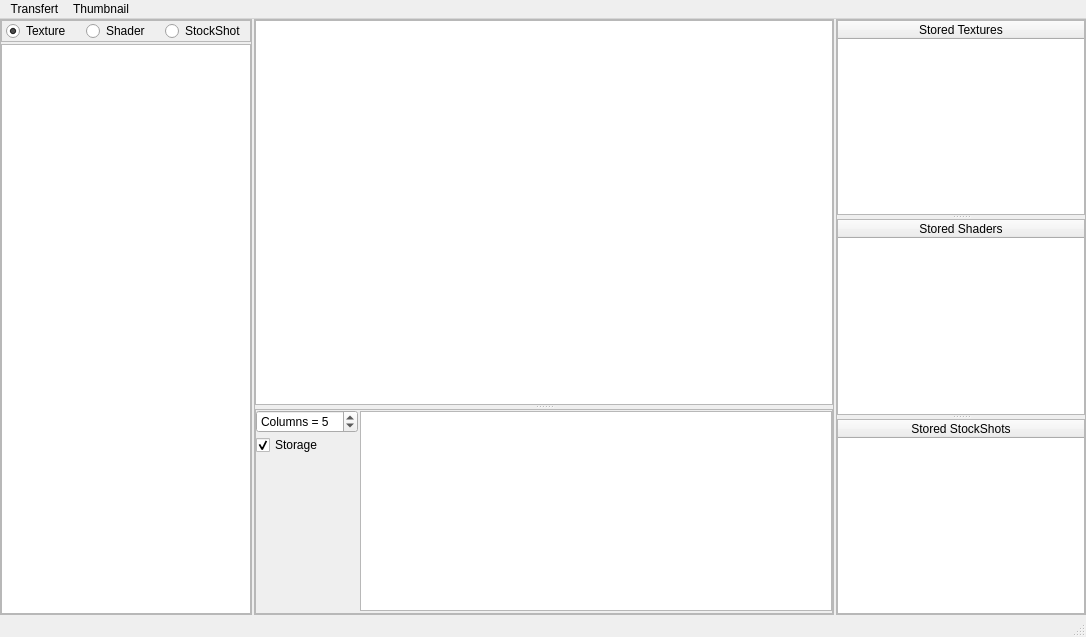
Above: appli/factory/ui/factory.ui from snaress/studio before the change. Below: the same form after it.
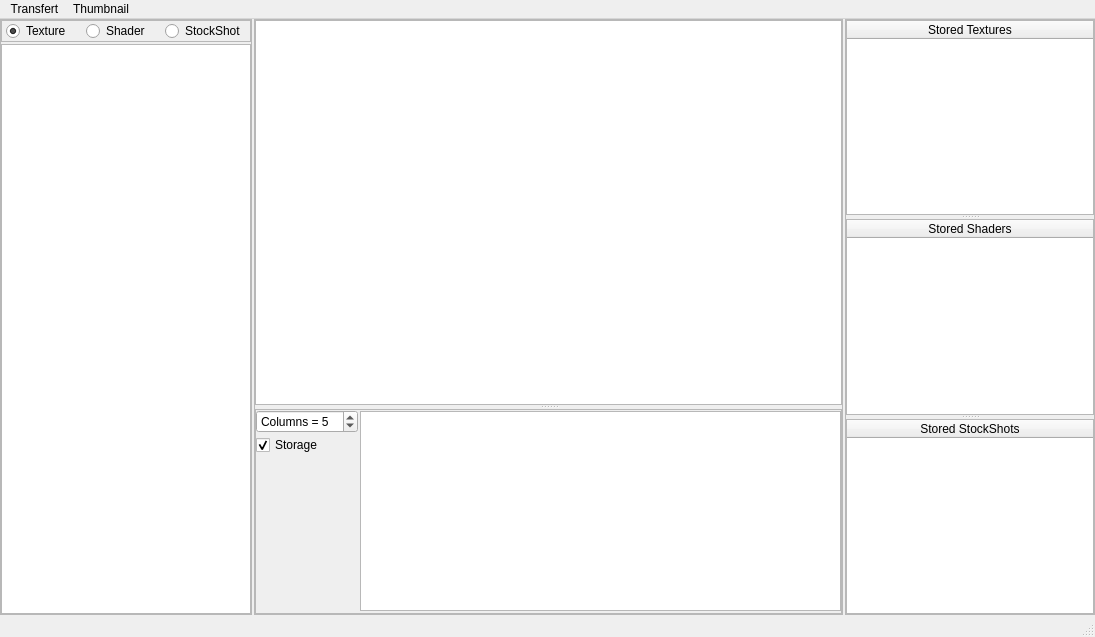
That is the form after the change.

Patch:
```diff
--- a/appli/factory/ui/factory.ui
+++ b/appli/factory/ui/factory.ui
@@ -6,7 +6,7 @@
    <rect>
     <x>0</x>
     <y>0</y>
-    <width>1086</width>
+    <width>1095</width>
     <height>637</height>
    </rect>
   </property>
@@ -342,7 +342,7 @@
     <rect>
      <x>0</x>
      <y>0</y>
-     <width>1086</width>
+     <width>1095</width>
      <height>21</height>
     </rect>
    </property>
```
Left out of the diff: 7 changed lines with no effect on the pictures.
